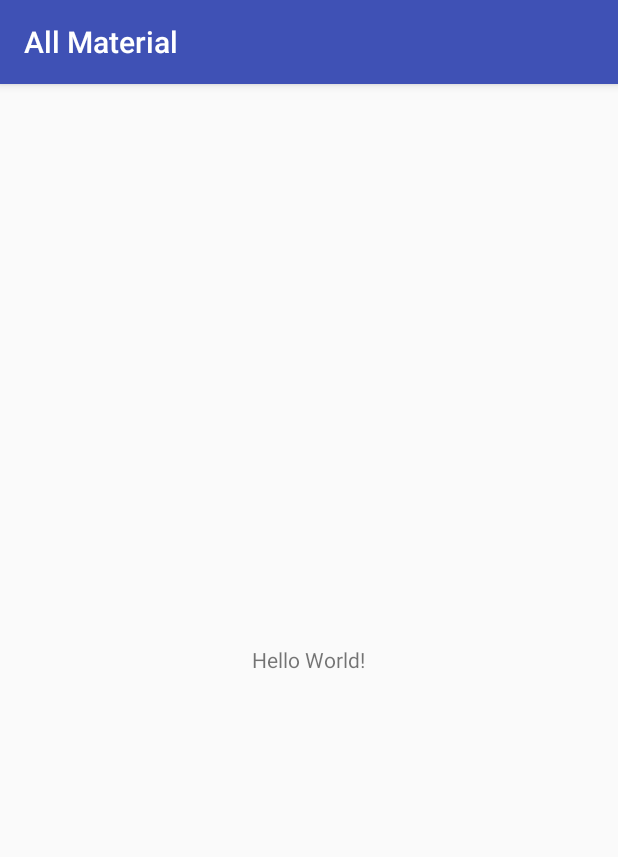
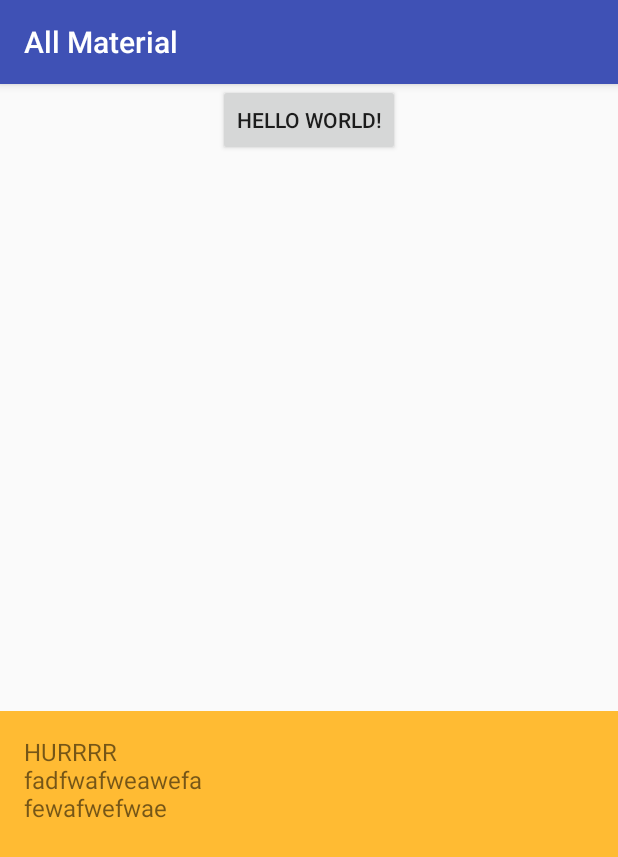
Before and after one commit to GameOfLoops/AllMaterial, an Android app: the screen it shows after launch (MainActivity), on a phone screen of 412 x 824 dp. Shown: the top 857 px of the screen. Run offline under Robolectric (Android 15) with nearby library versions, the phone set to English and light mode, and no system bars; 2 statements that could not run were skipped.

Commit message:
First Commit

```diff
--- a/app/build.gradle
+++ b/app/build.gradle
@@ -26,5 +26,6 @@ dependencies {
     })
     compile 'com.android.support:appcompat-v7:23.3.0'
     compile 'com.android.support.constraint:constraint-layout:1.0.2'
+    compile 'com.android.support:design:23.3.0'
     testCompile 'junit:junit:4.12'
 }
--- /dev/null
+++ b/app/src/main/java/com/crossfire/allmaterial/BottomSheet.java
@@ -0,0 +1,10 @@
+package com.crossfire.allmaterial;
+
+import android.support.v7.app.AppCompatActivity;
+
+/**
+ * Created by Ishan Shaurya Jaiswal.
+ */
+
+public class BottomSheet extends AppCompatActivity {
+}
--- a/app/src/main/java/com/crossfire/allmaterial/MainActivity.java
+++ b/app/src/main/java/com/crossfire/allmaterial/MainActivity.java
@@ -1,15 +1,32 @@
 package com.crossfire.allmaterial;
 
+import android.content.Intent;
+import android.support.design.widget.BottomSheetBehavior;
 import android.support.v7.app.AppCompatActivity;
 import android.os.Bundle;
+import android.view.View;
 import android.widget.Button;
-
 public class MainActivity extends AppCompatActivity {
 
+    private Button button1;
+    private BottomSheetBehavior mBottomSheetBehavior;
+    private View bottomSheet = findViewById( R.id.bottom_sheet );
 
     @Override
     protected void onCreate(Bundle savedInstanceState) {
         super.onCreate(savedInstanceState);
         setContentView(R.layout.activity_main);
+        configViews();
+        button1.setOnClickListener(new View.OnClickListener() {
+            @Override
+            public void onClick(View view) {
+                mBottomSheetBehavior.setState(BottomSheetBehavior.STATE_EXPANDED);
+            }
+        });
+    }
+
+    private void configViews() {
+        button1 = (Button)findViewById(R.id.button1);
+        mBottomSheetBehavior = BottomSheetBehavior.from(bottomSheet);
     }
 }
--- a/app/src/main/res/layout/activity_main.xml
+++ b/app/src/main/res/layout/activity_main.xml
@@ -1,12 +1,45 @@
 <?xml version="1.0" encoding="utf-8"?>
-<RelativeLayout xmlns:android="http://schemas.android.com/apk/res/android"
-    android:layout_width="match_parent" android:layout_height="match_parent">
+<android.support.design.widget.CoordinatorLayout
+    xmlns:android="http://schemas.android.com/apk/res/android"
+    xmlns:app="http://schemas.android.com/apk/res-auto"
+    android:id="@+id/main_content"
+    android:layout_width="match_parent"
+    android:layout_height="match_parent"
+    android:fitsSystemWindows="true">
 
-<TextView
+    <ScrollView
+        android:layout_width="match_parent"
+        android:layout_height="match_parent"
+        app:layout_behavior="@string/appbar_scrolling_view_behavior">
+        <RelativeLayout xmlns:android="http://schemas.android.com/apk/res/android"
+            android:layout_width="match_parent" android:layout_height="match_parent">
+            <Button
         android:layout_width="wrap_content"
         android:layout_height="wrap_content"
         android:text="Hello World!"
         android:layout_centerHorizontal="true"
-    android:layout_centerVertical="true"/>
+        android:layout_centerVertical="true"
+        android:id="@+id/button1"/>
 
-</RelativeLayout>
+    </RelativeLayout>
+        </ScrollView>
+
+    <android.support.v4.widget.NestedScrollView
+        android:id="@+id/bottom_sheet"
+        android:layout_width="match_parent"
+        android:layout_height="350dp"
+        android:clipToPadding="true"
+        android:background="@android:color/holo_orange_light"
+        app:layout_behavior="android.support.design.widget.BottomSheetBehavior"
+        >
+
+        <TextView
+            android:layout_width="match_parent"
+            android:layout_height="match_parent"
+            android:text="HURRRR\nfadfwafweawefa\nfewafwefwae\n"
+            android:padding="16dp"
+            android:textSize="16sp"/>
+
+    </android.support.v4.widget.NestedScrollView>
+
+</android.support.design.widget.CoordinatorLayout>
```
